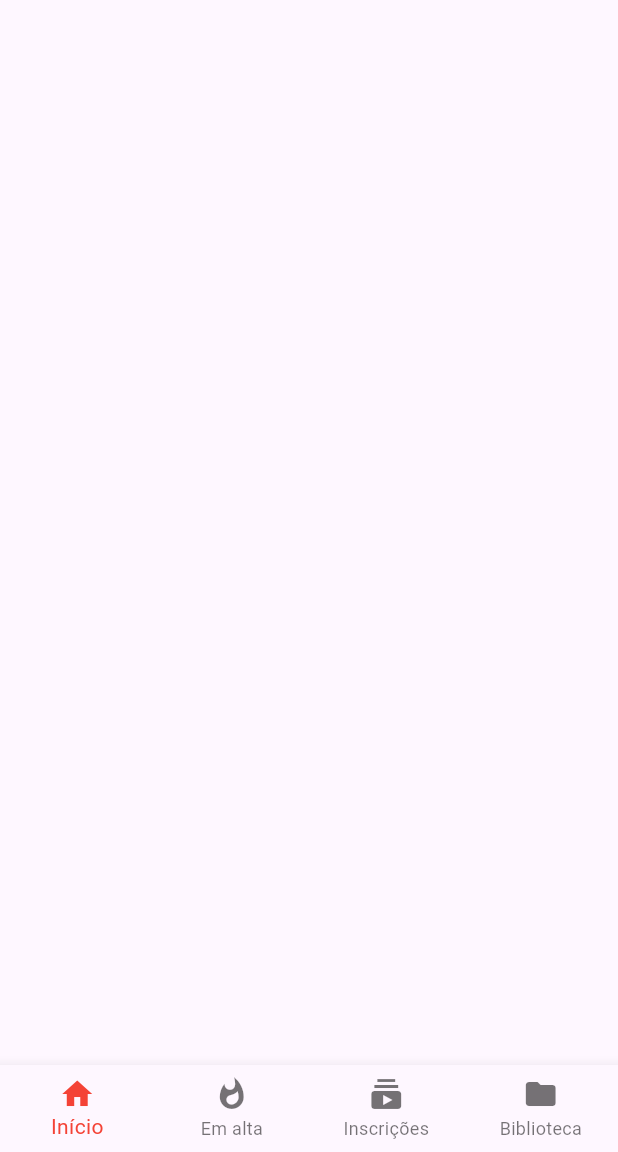
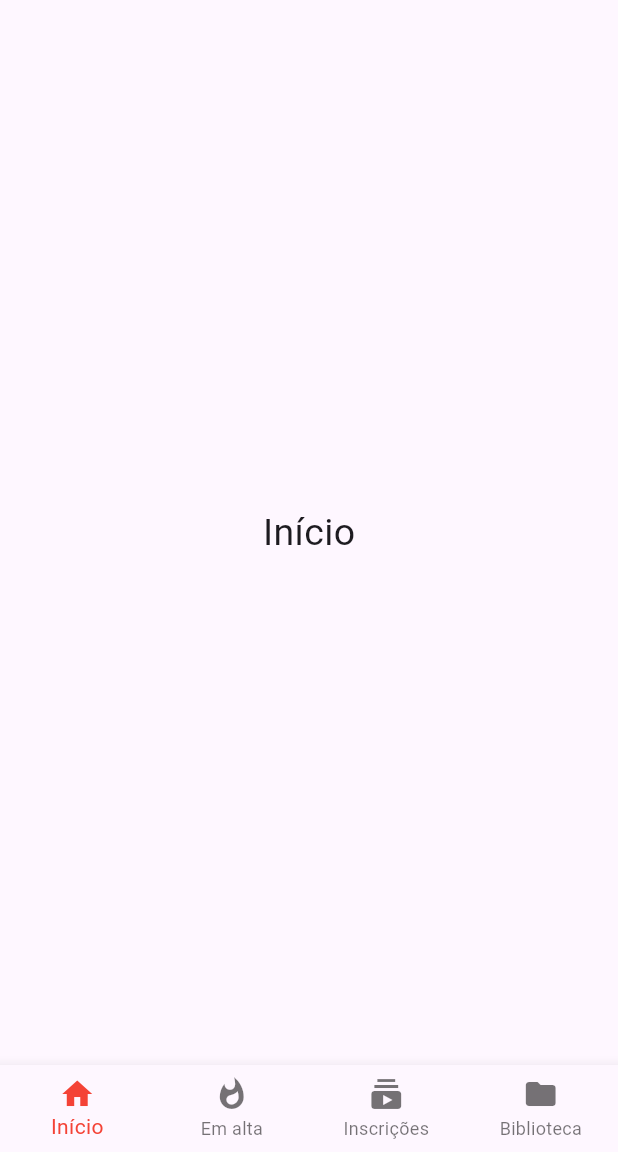
Before and after one commit to diego-alvarenga/estudos_flutter, a Flutter app: the screen it shows after launch, on a phone screen of 412 x 824 dp, the part 84-1236 px from its top. Run offline on Flutter 3.47's test engine with Material 3 defaults, Android fonts, the phone set to English and light mode, and no system bars.

Commit message:
feat: create package screens

```diff
--- a/youtube/lib/Home.dart
+++ b/youtube/lib/Home.dart
@@ -1,4 +1,8 @@
 import 'package:flutter/material.dart';
+import 'screens/Inicio.dart';
+import 'screens/EmAlta.dart';
+import 'screens/Inscricao.dart';
+import 'screens/Biblioteca.dart';
 
 class Home extends StatefulWidget {
   const Home({super.key});
@@ -10,6 +14,13 @@ class Home extends StatefulWidget {
 class _HomeState extends State<Home> {
 
   int _indiceAtual = 0;
+
+  List<Widget> telas = [
+    Inicio(),
+    EmAlta(),
+    Inscricao(),
+    Biblioteca(),
+  ];
 
   @override
   Widget build(BuildContext context) {
@@ -39,7 +50,7 @@ class _HomeState extends State<Home> {
           ),
         ],
       ),
-      body: Container(),
+      body: telas[_indiceAtual],
       bottomNavigationBar: BottomNavigationBar(
         currentIndex: _indiceAtual,
         onTap: (indice) {
--- /dev/null
+++ b/youtube/lib/screens/Inicio.dart
@@ -0,0 +1,24 @@
+import 'package:flutter/material.dart';
+
+class Inicio extends StatefulWidget {
+  const Inicio({super.key});
+
+  @override
+  State<Inicio> createState() => _InicioState();
+}
+
+class _InicioState extends State<Inicio> {
+  @override
+  Widget build(BuildContext context) {
+    return Container(
+      child: Center(
+        child: Text(
+          "Início",
+          style: TextStyle(
+            fontSize: 25,
+          ),
+        ),
+      ),
+    );
+  }
+}
```
Also changed, not shown: youtube/lib/screens/Biblioteca.dart (added, +24 -0 lines), youtube/lib/screens/EmAlta.dart (added, +24 -0 lines), youtube/lib/screens/Inscricao.dart (added, +24 -0 lines).
